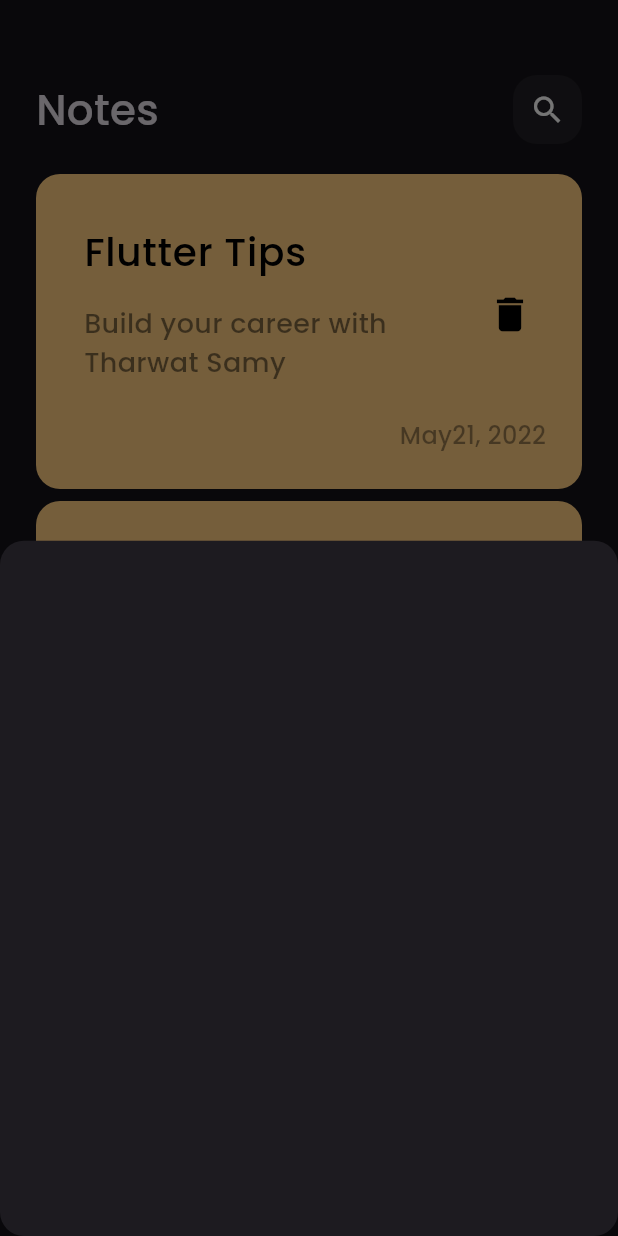
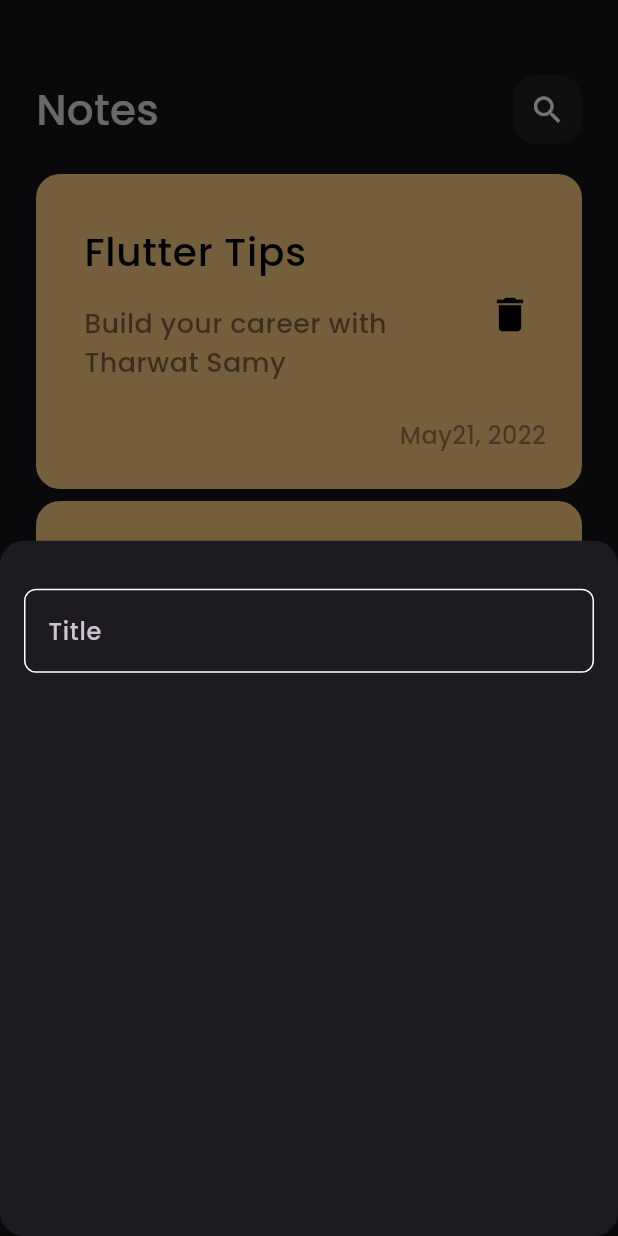
Before and after one commit to menna-adel10/notes_app, a Flutter app: the screen it shows after launch, after a tap on the "add" icon, on a phone screen of 412 x 824 dp. Run offline on Flutter 3.47's test engine with Material 3 defaults, Android fonts, the phone set to English and light mode, and no system bars.

Commit message:
create custom text field

```diff
--- /dev/null
+++ b/lib/constants.dart
@@ -0,0 +1,5 @@
+import 'package:flutter/material.dart';
+
+class AppColors{
+   static const kPrimaryColor= Color(0xff62FCD7);
+}
--- a/lib/views/widgets/add_notes_button_sheet.dart
+++ b/lib/views/widgets/add_notes_button_sheet.dart
@@ -1,11 +1,22 @@
 
 import 'package:flutter/material.dart';
+import 'package:notes_app/views/widgets/custom_text_field.dart';
 
 class AddNoteButtonSheet extends StatelessWidget {
   const AddNoteButtonSheet({super.key});
 
   @override
   Widget build(BuildContext context) {
-    return Container();
+    return const Padding(
+      padding: EdgeInsets.symmetric(horizontal: 16.0),
+      child: Column(
+        children: [
+          SizedBox(
+            height: 32,
+          ),
+          CustomTextField(),
+        ],
+      ),
+    );
   }
 }
--- /dev/null
+++ b/lib/views/widgets/custom_text_field.dart
@@ -0,0 +1,30 @@
+import 'package:flutter/material.dart';
+import 'package:notes_app/constants.dart';
+
+class CustomTextField extends StatelessWidget {
+  const CustomTextField({super.key});
+
+  @override
+  Widget build(BuildContext context) {
+    return  TextField(
+      cursorColor: AppColors.kPrimaryColor,
+      decoration: InputDecoration(
+        hintText: 'Title',
+        // hintStyle: const TextStyle(
+        //   color: AppColors.kPrimaryColor,
+        // ),
+        border: const OutlineInputBorder(),
+        enabledBorder: buildBorder(),
+        focusedBorder: buildBorder(AppColors.kPrimaryColor),
+      ),
+    );
+  }
+
+
+  OutlineInputBorder buildBorder([color]) {
+    return OutlineInputBorder(
+        borderRadius: BorderRadius.circular(8),
+        borderSide: const BorderSide(color: Colors.white), // Moved here
+      );
+  }
+}
```
